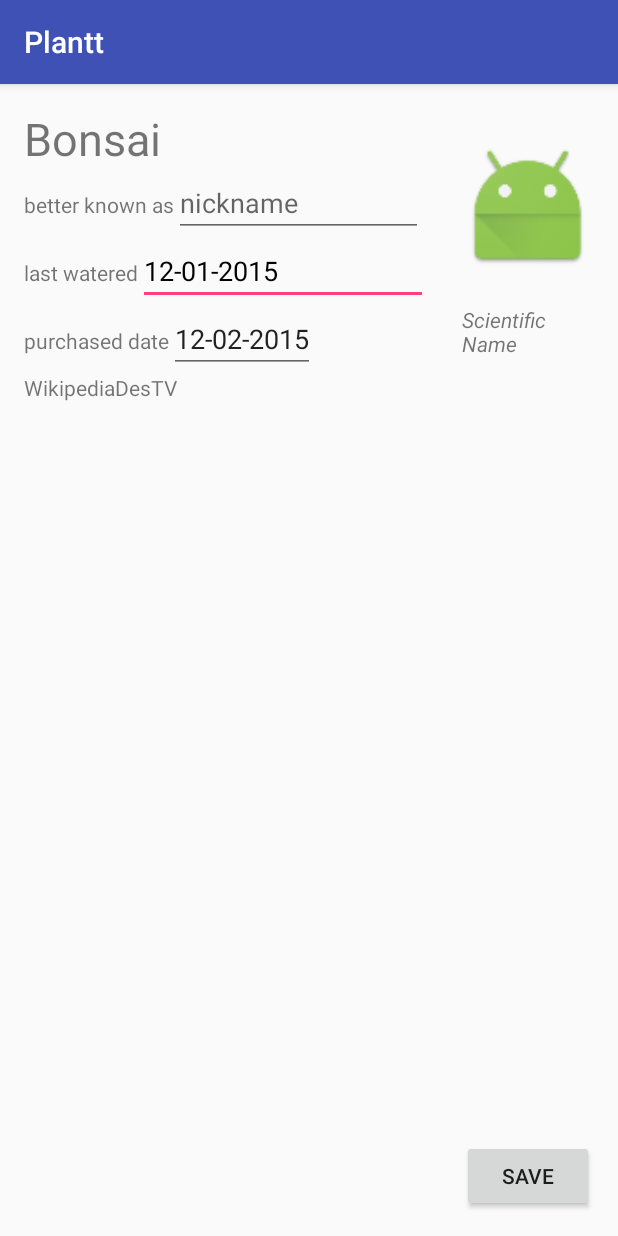
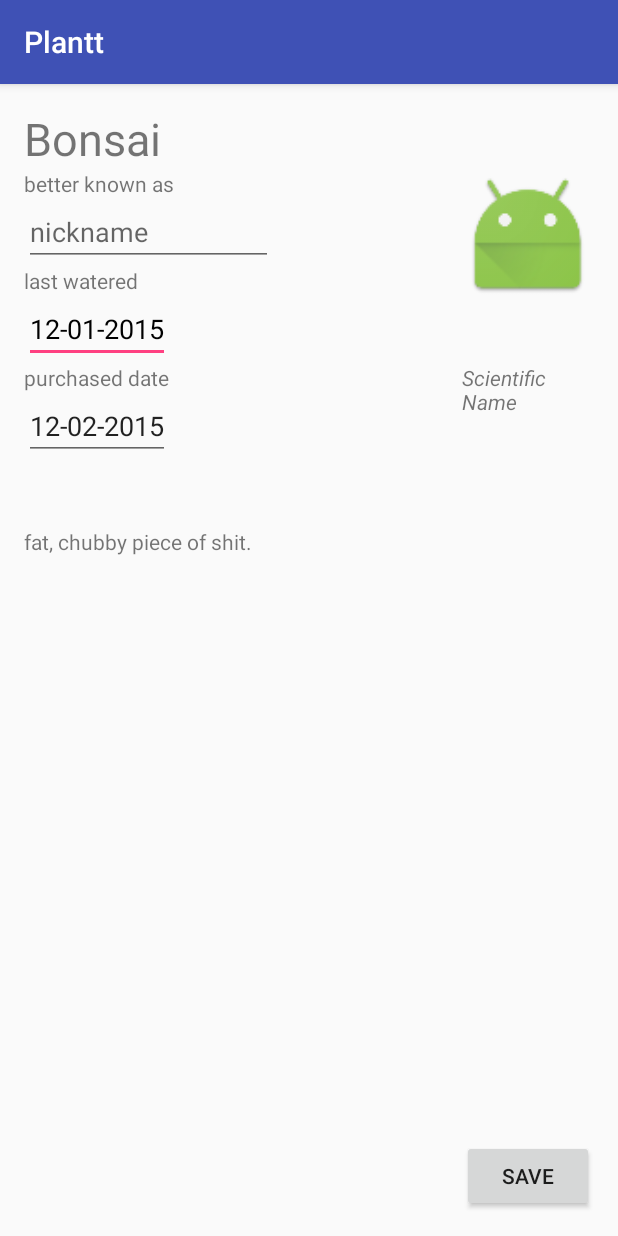
Before and after one commit to JNorbury/Jonahnorbury-pset6, an Android app: the screen it shows after launch (ShowPlantActivity), after a tap on "Bonsai", on a phone screen of 412 x 824 dp. Run offline under Robolectric (Android 15) with nearby library versions, the phone set to English and light mode, and no system bars.

Commit message:
loading images seems more difficult than though. IMGURLGETTER tries to find the URl for the thumbnail of the page to load into page. Not as easy to apss around as though.
hugs and kisses

```diff
--- a/app/src/main/java/jnorbury/jonahnorbury_pset6/ImageAsyncTask.java
+++ b/app/src/main/java/jnorbury/jonahnorbury_pset6/ImageAsyncTask.java
@@ -15,17 +15,19 @@ import java.io.InputStream;
 
 public class ImageAsyncTask extends AsyncTask<String, Void, Bitmap> {
     private ImageView bmimage;
+    private String the_url;
+    private static final String IMG_URL = "https://en.wikipedia.org/w/api.php?action=query&format=json&prop=pageimages&titles=%s";
 
-    public void setBmimage(ImageView bmimage) {
+    public void setBmimage(ImageView bmimage, String the_url) {
         this.bmimage = bmimage;
+        this.the_url = the_url;
     }
 
     @Override
     protected Bitmap doInBackground(String... urls) {
-        String urldisplay = urls[0];
         Bitmap Icon1 = null;
         try {
-            InputStream is = new java.net.URL(urldisplay).openStream();
+            InputStream is = new java.net.URL(the_url).openStream();
             Icon1 = BitmapFactory.decodeStream(is);
         }catch (IOException e) {
             throw new RuntimeException(e);
--- a/app/src/main/java/jnorbury/jonahnorbury_pset6/MainActivity.java
+++ b/app/src/main/java/jnorbury/jonahnorbury_pset6/MainActivity.java
@@ -20,10 +20,10 @@ public class MainActivity extends AppCompatActivity {
         setContentView(R.layout.activity_main);
 
         plants = new PlantList();
-        plants.add(new Plant("Bonsai", "12-02-2015", "https://en.wikipedia.org/wiki/Bonsai", "12-01-2015"));
-        plants.add(new Plant("larch", "12-01-2015", "https://en.wikipedia.org/wiki/Larch", "12-11-1612"));
-        plants.add(new Plant("beech", "12-02-2001", "https://en.wikipedia.org/wiki/Beech", "16-12-2015"));
-        plants.add(new Plant("rose", "12-02-1925", "https://en.wikipedia.org/wiki/Rose", "16-12-1612"));
+        plants.add(new Plant("Bonsai", "12-02-2015", "https://en.wikipedia.org/wiki/Bonsai", "12-01-2015", "fat, chubby piece of shit."));
+        plants.add(new Plant("Larch", "12-01-2015", "https://en.wikipedia.org/wiki/Larch", "12-11-1612", "fat, chubby piece of shit."));
+        plants.add(new Plant("Beech", "12-02-2001", "https://en.wikipedia.org/wiki/Beech", "16-12-2015", "fat, chubby piece of shit."));
+        plants.add(new Plant("Rose", "12-02-1925", "https://en.wikipedia.org/wiki/Rose", "16-12-1612", "fat, chubby piece of shit."));
 
         plv = (ListView) findViewById(R.id.plantsLV);
         aa = new PlantAdapter(this, R.layout.plant_list_item_layout, plants);
--- a/app/src/main/java/jnorbury/jonahnorbury_pset6/Plant.java
+++ b/app/src/main/java/jnorbury/jonahnorbury_pset6/Plant.java
@@ -1,7 +1,6 @@
 package jnorbury.jonahnorbury_pset6;
 
 import java.io.Serializable;
-import java.util.Date;
 
 /**
  * Created by jonah on 08-Dec-16.
@@ -15,14 +14,25 @@ public class Plant implements Serializable {
     private String last_watered;
 //    private Date last_watered;
     private String next_water;
+    private String description;
     private String last_feed;
     private String next_feed;
+    private String img_url;
 
-    public Plant(String name, String purchase_date, String wiki_url, String last_watered) {
+    public Plant(String name, String purchase_date, String wiki_url, String last_watered, String description) {
         this.name = name;
         this.purchase_date = purchase_date;
         this.wiki_url = wiki_url;
         this.last_watered = last_watered;
+        this.description = description;
+    }
+
+    public String getImg_url() {
+        return img_url;
+    }
+
+    public void setImg_url(String img_url) {
+        this.img_url = img_url;
     }
 
     public String getName() {
@@ -88,4 +98,12 @@ public class Plant implements Serializable {
     public void setNick_name(String nick_name) {
         this.nick_name = nick_name;
     }
+
+    public String getDescription() {
+        return description;
+    }
+
+    public void setDescription(String description) {
+        this.description = description;
+    }
 }
--- a/app/src/main/java/jnorbury/jonahnorbury_pset6/SearchPlantActivity.java
+++ b/app/src/main/java/jnorbury/jonahnorbury_pset6/SearchPlantActivity.java
@@ -16,7 +16,7 @@ public class SearchPlantActivity extends AppCompatActivity {
     public void searchPlant(View view) {
         EditText ET = (EditText) findViewById(R.id.plantqueryET);
         String plant_name = ET.getText().toString();
-        PlantAsyncTask pat = new PlantAsyncTask(getBaseContext(), this);
+        LoadPlantFactsAsyncTask pat = new LoadPlantFactsAsyncTask(getBaseContext(), this);
         pat.execute(plant_name);
     }
 }
--- a/app/src/main/java/jnorbury/jonahnorbury_pset6/ShowPlantActivity.java
+++ b/app/src/main/java/jnorbury/jonahnorbury_pset6/ShowPlantActivity.java
@@ -19,10 +19,11 @@ public class ShowPlantActivity extends AppCompatActivity {
         ImageView plantview = (ImageView) findViewById(R.id.plantIV);
 
         ImageAsyncTask iat = new ImageAsyncTask();
-        iat.setBmimage(plantview);
+        iat.setBmimage(plantview, plant.getImg_url());
+
         if (plant.getWiki_url() != null) {
 //            iat.execute(plant.getWiki_url());
-            iat.execute("https://ih1.redbubble.net/image.24694638.0052/flat,800x800,070,f.u1.jpg");
+            iat.execute("https://scontent-amt2-1.cdninstagram.com/t51.2885-15/e35/14591932_337346603304821_5160760702041849856_n.jpg?ig_cache_key=MTQwMTYyNzg5Njc4MzQ3NzQ0NA%3D%3D.2");
         } else {
             Toast.makeText(this, "No Image for " + plant.getName(), Toast.LENGTH_SHORT).show();
         }
@@ -42,6 +43,9 @@ public class ShowPlantActivity extends AppCompatActivity {
         if (plant.getLast_watered() != null) {
             ((TextView) this.findViewById(R.id.lastwaterET)).setText(plant.getLast_watered());
         }
+        if (plant.getDescription() != null) {
+            ((TextView) this.findViewById(R.id.WikipediaDesTV)).setText(plant.getDescription());
+        }
 
 
 
--- a/app/src/main/res/layout/activity_search_plant.xml
+++ b/app/src/main/res/layout/activity_search_plant.xml
@@ -33,6 +33,7 @@
     <ListView
         android:layout_width="match_parent"
         android:layout_height="wrap_content"
-        android:id="@+id/searchresultsLV"></ListView>
+        android:id="@+id/searchresultsLV">
+    </ListView>
 
 </LinearLayout>
--- a/app/src/main/res/layout/activity_show_plant.xml
+++ b/app/src/main/res/layout/activity_show_plant.xml
@@ -19,7 +19,7 @@
         android:layout_alignParentRight="true"
         android:layout_alignParentEnd="true"
         android:id="@+id/plantIV"
-        android:layout_toEndOf="@+id/plantnameTV"
+        android:layout_toRightOf="@+id/plantnameTV"
         android:layout_above="@+id/purchaseLL"
         android:layout_alignLeft="@+id/okplantBTN"
         android:layout_alignStart="@+id/okplantBTN" />
@@ -69,6 +69,7 @@
         android:layout_width="wrap_content"
         android:layout_height="wrap_content"
         android:id="@+id/wateredLL"
+        android:orientation="vertical"
         android:layout_below="@+id/nicknameLL"
         android:layout_alignParentLeft="true"
         android:layout_alignParentStart="true">
@@ -83,7 +84,7 @@
             android:id="@+id/lastwaterTV" />
 
         <EditText
-            android:layout_width="193dp"
+            android:layout_width="wrap_content"
             android:layout_height="wrap_content"
             android:id="@+id/lastwaterET"
             android:hint="enter date"
@@ -91,39 +92,7 @@
     </LinearLayout>
 
     <LinearLayout
-        android:layout_width="wrap_content"
-        android:layout_height="wrap_content"
-        android:id="@+id/purchaseLL"
-        android:layout_below="@+id/wateredLL"
-        android:layout_alignParentLeft="true"
-        android:layout_alignParentStart="true">
-
-        <TextView
-            android:text="purchased date"
-            android:layout_width="wrap_content"
-            android:layout_height="wrap_content"
-            android:id="@+id/purchaseTV" />
-
-        <EditText
-            android:layout_width="0dp"
-            android:layout_height="wrap_content"
-            android:id="@+id/purchaseET"
-            android:layout_weight="1.91"
-            android:hint="enter date" />
-
-    </LinearLayout>
-
-    <TextView
-        android:text="WikipediaDesTV"
-        android:layout_width="wrap_content"
-        android:layout_height="wrap_content"
-        android:id="@+id/WikipediaDesTV"
-        android:layout_below="@+id/purchaseLL"
-        android:layout_alignParentLeft="true"
-        android:layout_alignParentStart="true" />
-
-    <LinearLayout
-        android:orientation="horizontal"
+        android:orientation="vertical"
         android:layout_width="wrap_content"
         android:layout_height="wrap_content"
         android:layout_below="@+id/plantnameTV"
@@ -151,4 +120,38 @@
             android:textColor="@android:color/black" />
     </LinearLayout>
 
+    <TextView
+        android:text="WikipediaDesTV"
+        android:layout_width="wrap_content"
+        android:layout_height="wrap_content"
+        android:id="@+id/WikipediaDesTV"
+        android:layout_below="@+id/sciencenameTV"
+        android:layout_alignParentLeft="true"
+        android:layout_alignParentStart="true"
+        android:layout_marginTop="74dp" />
+
+    <LinearLayout
+        android:layout_width="wrap_content"
+        android:layout_height="wrap_content"
+        android:orientation="vertical"
+        android:id="@+id/purchaseLL"
+        android:layout_below="@+id/wateredLL"
+        android:layout_alignParentLeft="true"
+        android:layout_alignParentStart="true">
+
+        <TextView
+            android:text="purchased date"
+            android:layout_width="wrap_content"
+            android:layout_height="wrap_content"
+            android:id="@+id/purchaseTV" />
+
+        <EditText
+            android:layout_width="wrap_content"
+            android:layout_height="wrap_content"
+            android:id="@+id/purchaseET"
+            android:layout_weight="1.91"
+            android:hint="enter date" />
+
+    </LinearLayout>
+
 </RelativeLayout>
```
Also changed, not shown: app/src/main/java/jnorbury/jonahnorbury_pset6/ImgURLGetterAsyncTask.java (added, +138 -0 lines), app/src/main/java/jnorbury/jonahnorbury_pset6/LoadPlantFactsAsyncTask.java (renamed from app/src/main/java/jnorbury/jonahnorbury_pset6/PlantAsyncTask.java, +6 -7 lines), app/src/main/res/layout/plant_search_list_layout.xml (added, +22 -0 lines).
